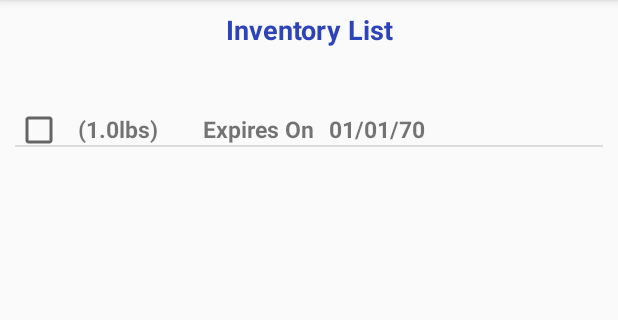
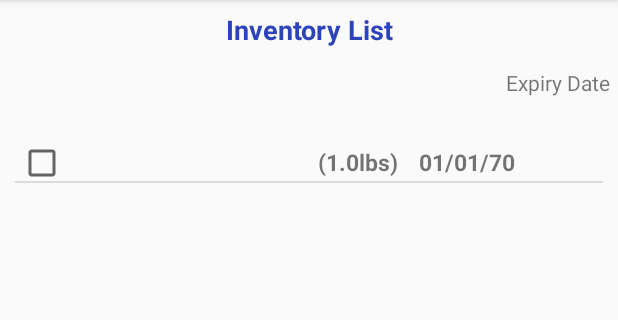
Before and after one commit to namrata-ojha/SmartGroceryTrackerWithFragments, an Android app: the fragment PantryListingFragment shown on its own in the app's theme, on a phone screen of 412 x 824 dp, the part 84-404 px from its top. Run offline under Robolectric (Android 15) with nearby library versions, the phone set to English and light mode, and no system bars.

Commit message:
Solved the error regarding null pointer and done some alignment in inventory as date was getting expanded in  muliple lines .

```diff
--- a/app/src/main/java/com/scu/smartgrocerytracker/BarcodeScanner/BarcodeFragment.java
+++ b/app/src/main/java/com/scu/smartgrocerytracker/BarcodeScanner/BarcodeFragment.java
@@ -11,6 +11,7 @@ import android.net.NetworkInfo;
 import android.net.Uri;
 import android.os.AsyncTask;
 import android.os.Bundle;
+import android.text.method.ScrollingMovementMethod;
 import android.util.Log;
 import android.view.LayoutInflater;
 import android.view.View;
@@ -65,7 +66,8 @@ public class BarcodeFragment extends Fragment {
                              Bundle savedInstanceState) {
          rootView = (ViewGroup) inflater.inflate(R.layout.barcode_layout, container, false);
         txtProduct = (TextView)rootView.findViewById(R.id.textViewProductName);
-        barcodeToPantry =true;
+        //txtProduct.setMovementMethod(new ScrollingMovementMethod());
+
 // making widgets  invisble
         textProductView = rootView.findViewById(R.id.textViewProductName);
         textProductView.setVisibility(View.GONE);
--- a/app/src/main/java/com/scu/smartgrocerytracker/pantry/PantryListingAdapter.java
+++ b/app/src/main/java/com/scu/smartgrocerytracker/pantry/PantryListingAdapter.java
@@ -1,6 +1,7 @@
 package com.scu.smartgrocerytracker.pantry;
 
 import android.content.Context;
+import android.util.Log;
 import android.view.LayoutInflater;
 import android.view.View;
 import android.view.ViewGroup;
@@ -8,8 +9,6 @@ import android.widget.ArrayAdapter;
 import android.widget.TextView;
 
 import com.scu.smartgrocerytracker.R;
-
-import org.apache.commons.lang3.time.DateFormatUtils;
 
 import java.util.List;
 
@@ -33,12 +32,15 @@ public class PantryListingAdapter extends ArrayAdapter<PantryItem> {
 
         LayoutInflater inflater = (LayoutInflater) getContext().getSystemService
                 (Context.LAYOUT_INFLATER_SERVICE);
-        View row = inflater.inflate(R.layout.pantry_list_row, null);
+        View row = inflater.inflate(R.layout.inventory_list_row, null);
 
         // Set the text
         TextView itemNameTextView = (TextView) row.findViewById(R.id.itemNameTextView);
         itemNameTextView.setText(pantryItem.getName());
-
+        try {
+            if (pantryItem.getName() != null) ;
+            Log.d("Adding InventoryName", pantryItem.getName());
+        }catch(Exception e){Log.d("PantryAdapter",e.toString());}
         TextView quantityTextView = (TextView) row.findViewById(R.id.quantityTextView);
         quantityTextView.setText("("+pantryItem.getTotalQuantity()+""+pantryItem.getUnit()+")");
 
--- a/app/src/main/java/com/scu/smartgrocerytracker/pantry/PantryListingFragment.java
+++ b/app/src/main/java/com/scu/smartgrocerytracker/pantry/PantryListingFragment.java
@@ -15,7 +15,6 @@ import android.widget.ListView;
 import com.scu.smartgrocerytracker.R;
 import com.scu.smartgrocerytracker.SmartGroceryDBHelper;
 import com.scu.smartgrocerytracker.db_helper.PantryDbUtils;
-import com.scu.smartgrocerytracker.shoppingList.ShoppingBagAdapter;
 
 import java.util.List;
 
@@ -35,7 +34,7 @@ public class PantryListingFragment extends Fragment {
         dbHelper = SmartGroceryDBHelper.getInstance(getActivity().getApplicationContext());
 
         pantryItems = dbHelper.getAllPantryItems();
-        pantryListView.setAdapter(new PantryListingAdapter(this.getActivity(), R.layout.pantry_list_row, pantryItems));
+        pantryListView.setAdapter(new PantryListingAdapter(this.getActivity(), R.layout.inventory_list_row, pantryItems));
         pantryListView.setOnItemClickListener(new AdapterView.OnItemClickListener() {
             @Override
             public void onItemClick(AdapterView<?> parent, View view, int position, long id) {
@@ -57,7 +56,7 @@ public class PantryListingFragment extends Fragment {
         super.onResume();
         dbHelper = SmartGroceryDBHelper.getInstance(getActivity().getApplicationContext());
         pantryItems = dbHelper.getAllPantryItems();
-        pantryListView.setAdapter(new PantryListingAdapter(this.getActivity(), R.layout.pantry_list_row, pantryItems));
+        pantryListView.setAdapter(new PantryListingAdapter(this.getActivity(), R.layout.inventory_list_row, pantryItems));
 
 
     }
--- a/app/src/main/res/layout/inventory_layout.xml
+++ b/app/src/main/res/layout/inventory_layout.xml
@@ -24,10 +24,24 @@
         android:id="@+id/pantryListView"
         android:layout_gravity="center_vertical"
         android:layout_alignParentBottom="true"
+        android:clickable="true"
+        android:focusable="true"
+        android:layout_marginLeft="10dp"
+        android:layout_marginRight="10dp"
+        android:layout_marginBottom="10dp"
+        android:layout_below="@+id/textView8" />
+
+    <TextView
+        android:layout_width="fill_parent"
+        android:layout_height="wrap_content"
+        android:textAppearance="?android:attr/textAppearanceSmall"
+        android:text="Expiry Date"
+        android:id="@+id/textView8"
+        android:layout_alignParentRight="true"
+        android:layout_alignParentEnd="true"
         android:layout_below="@+id/textView5"
-        android:layout_margin="10dp"
-        android:clickable="true"
-        android:focusable="true" />
+        android:gravity="right|end"
+        android:layout_margin="5dp" />
 
 
 </RelativeLayout>
--- a/app/src/main/res/layout/pantry_list_row.xml
+++ b/app/src/main/res/layout/inventory_list_row.xml
@@ -1,23 +1,28 @@
 <?xml version="1.0" encoding="utf-8"?>
 <LinearLayout xmlns:android="http://schemas.android.com/apk/res/android"
     android:layout_width="match_parent"
-    android:layout_height="match_parent">
+    android:layout_height="match_parent"
+    android:weightSum="1">
 
     <CheckBox
         android:id="@+id/checkBox"
         android:layout_width="wrap_content"
         android:layout_height="wrap_content"
         android:checked="false"
-        android:focusable="false" />
+        android:focusable="false"
+        android:layout_margin="2dp"
+        android:layout_marginTop="2dp" />
 
     <TextView
         android:id="@+id/itemNameTextView"
-        android:layout_width="wrap_content"
+        android:layout_width="150dp"
         android:layout_height="wrap_content"
         android:paddingTop="25dp"
         android:text="New Text"
         android:textSize="15dp"
-        android:textStyle="bold" />
+        android:textStyle="bold"
+        android:layout_margin="2dp"
+        android:layout_marginTop="0.5dp" />
 
     <TextView
         android:id="@+id/quantityTextView"
@@ -27,25 +32,19 @@
         android:paddingTop="25dp"
         android:text="New Text"
         android:textSize="15dp"
-        android:textStyle="bold" />
-
-    <TextView
-        android:id="@+id/textView3"
-        android:layout_width="wrap_content"
-        android:layout_height="wrap_content"
-        android:paddingLeft="30dp"
-        android:paddingTop="25dp"
-        android:text="Expires On"
-        android:textSize="15dp"
-        android:textStyle="bold" />
+        android:textStyle="bold"
+        android:layout_margin="2dp"
+        android:layout_marginTop="0.5dp" />
 
     <TextView
         android:id="@+id/expDateTextView"
-        android:layout_width="wrap_content"
+        android:layout_width="match_parent"
         android:layout_height="wrap_content"
         android:paddingLeft="10dp"
         android:paddingTop="25dp"
         android:text="New Text"
         android:textSize="15dp"
-        android:textStyle="bold" />
+        android:textStyle="bold"
+        android:layout_margin="2dp"
+        android:layout_marginTop="0.5dp" />
 </LinearLayout>
```
Also changed, not shown: app/src/main/java/com/scu/smartgrocerytracker/pantry/AddToPantryActivity.java (+17 -8 lines), app/src/main/res/layout/barcode_layout.xml (+11 -6 lines), 1 other file.
